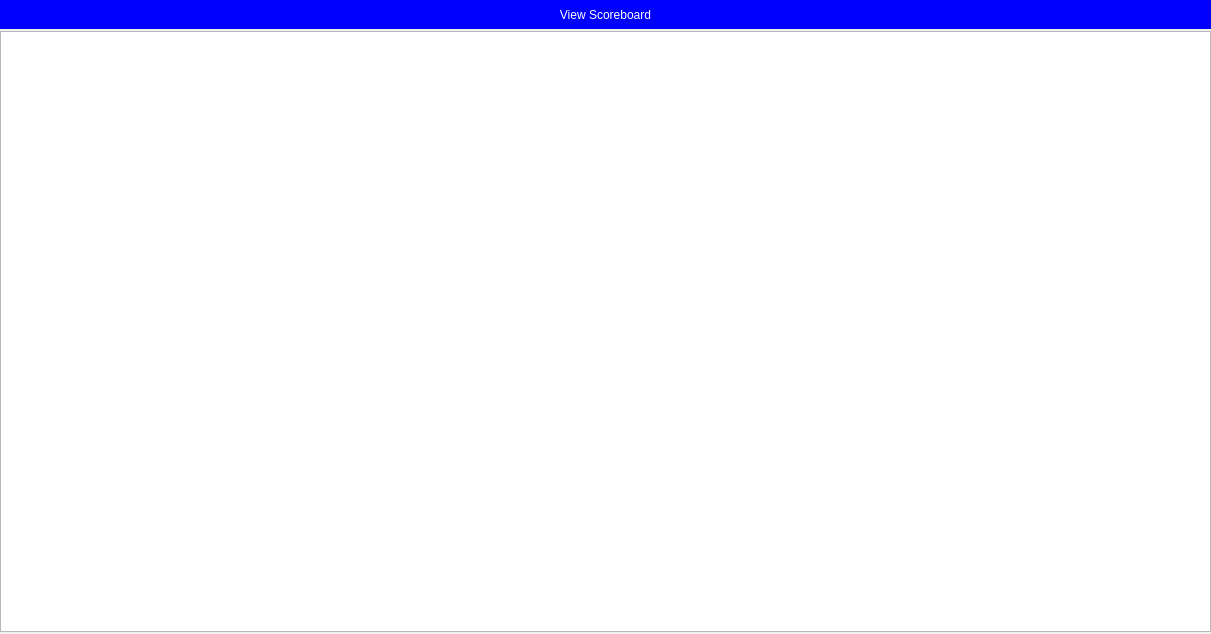
Qt form LMS Qt Project/Moodle/scoreboarddialog.ui (Nakuehe/Group_4) before a commit.
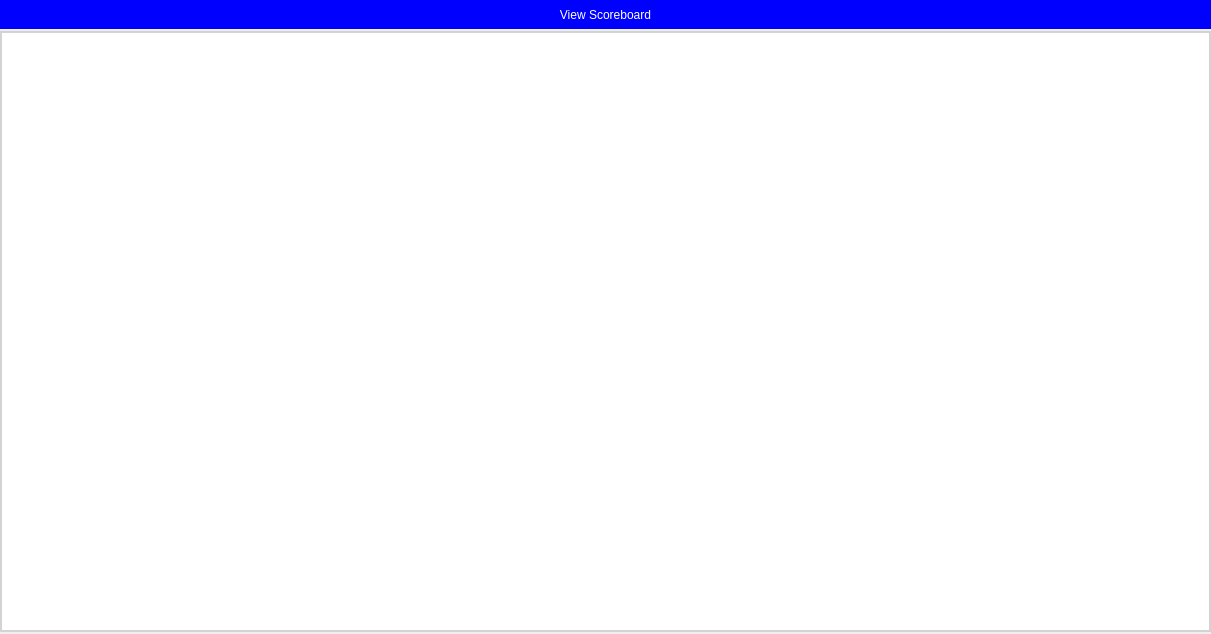
The same form after that commit.

Diff of the .ui file:
```diff
--- a/LMS Qt Project/Moodle/scoreboarddialog.ui
+++ b/LMS Qt Project/Moodle/scoreboarddialog.ui
@@ -45,6 +45,36 @@
      <height>601</height>
     </rect>
    </property>
+   <property name="styleSheet">
+    <string notr="true">QHeaderView {
+    font-size: 12pt;
+    font-weight: bold;
+    background-color: #FFFFFF; /* Match the table's background color */
+	gridline-color: #606060;
+}
+
+QTableCornerButton::section {
+	border: 1px solid #606060;
+	 background-color: lightgray;
+ }
+
+QHeaderView::section{
+	border: 1px solid #606060
+}
+
+QTableView {
+    border: 2px solid lightgray;
+    background-color: #FFFFFF;
+}
+
+QTableView::item{
+	border: 1px solid #606060
+}
+
+QTableView::item:selected {
+	background-color: #909090;
+}</string>
+   </property>
    <property name="editTriggers">
     <set>QAbstractItemView::NoEditTriggers</set>
    </property>
```
